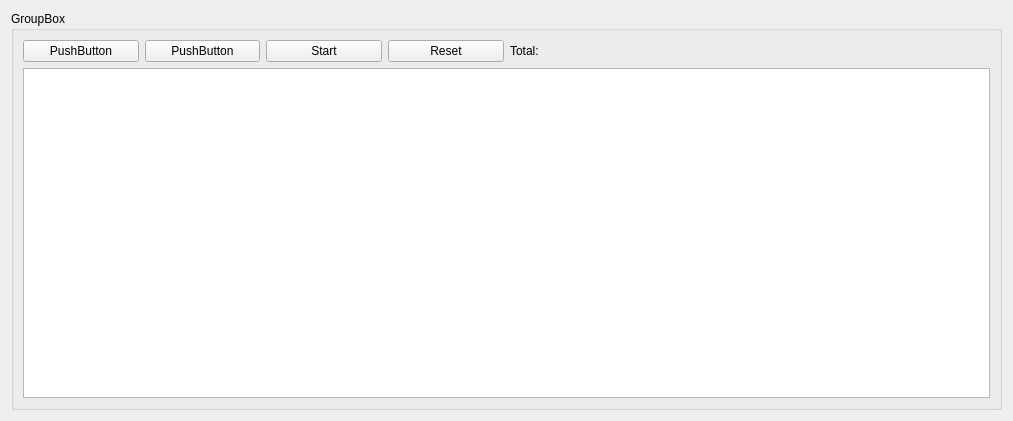
jfroger78/Programme5_bis, file view/statArray.ui: the form before one commit.
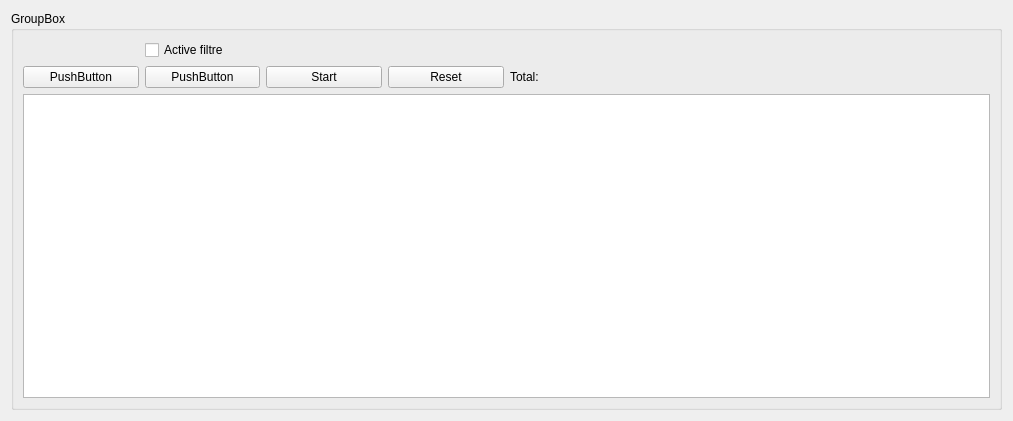
The form after the commit.

Commit message: [FEATURE] - Add percent by number and add the possibility to activate or not the second filter.

Diff of the .ui file:
```diff
--- a/view/statArray.ui
+++ b/view/statArray.ui
@@ -20,48 +20,55 @@
       <string>GroupBox</string>
      </property>
      <layout class="QGridLayout" name="gridLayout_2">
-      <item row="0" column="2">
-       <widget class="QPushButton" name="m_start">
-        <property name="text">
-         <string>Start</string>
-        </property>
-       </widget>
-      </item>
-      <item row="0" column="0">
-       <widget class="QPushButton" name="m_changeStatBtn">
-        <property name="text">
-         <string>PushButton</string>
-        </property>
-       </widget>
-      </item>
-      <item row="0" column="3">
-       <widget class="QPushButton" name="m_reset">
-        <property name="text">
-         <string>Reset</string>
-        </property>
-       </widget>
-      </item>
-      <item row="0" column="5">
+      <item row="1" column="5">
        <widget class="QLabel" name="m_total">
         <property name="text">
          <string/>
         </property>
        </widget>
       </item>
-      <item row="0" column="4">
+      <item row="1" column="1">
+       <widget class="QPushButton" name="m_changeStatBtn2">
+        <property name="text">
+         <string>PushButton</string>
+        </property>
+       </widget>
+      </item>
+      <item row="1" column="3">
+       <widget class="QPushButton" name="m_reset">
+        <property name="text">
+         <string>Reset</string>
+        </property>
+       </widget>
+      </item>
+      <item row="1" column="4">
        <widget class="QLabel" name="m_totalLabel">
         <property name="text">
          <string>Total: </string>
         </property>
        </widget>
       </item>
-      <item row="1" column="0" colspan="8">
+      <item row="1" column="2">
+       <widget class="QPushButton" name="m_start">
+        <property name="text">
+         <string>Start</string>
+        </property>
+       </widget>
+      </item>
+      <item row="1" column="0">
+       <widget class="QPushButton" name="m_changeStatBtn">
+        <property name="text">
+         <string>PushButton</string>
+        </property>
+       </widget>
+      </item>
+      <item row="2" column="0" colspan="8">
        <widget class="QTableView" name="m_statDatas"/>
       </item>
       <item row="0" column="1">
-       <widget class="QPushButton" name="m_changeStatBtn2">
+       <widget class="QCheckBox" name="m_activeSecondFilter">
         <property name="text">
-         <string>PushButton</string>
+         <string>Active filtre</string>
         </property>
        </widget>
       </item>
```
The commit also changes 14 other files.
